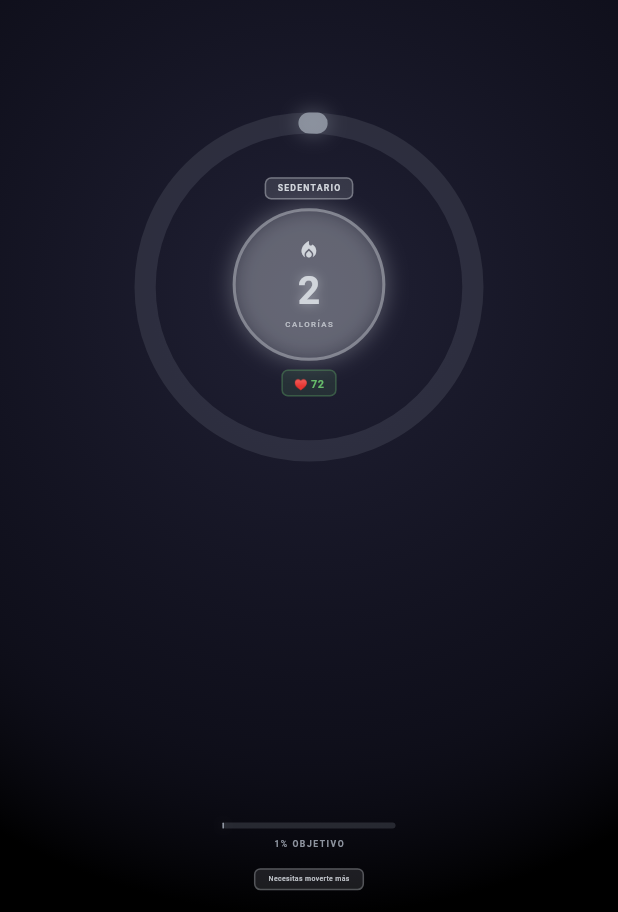
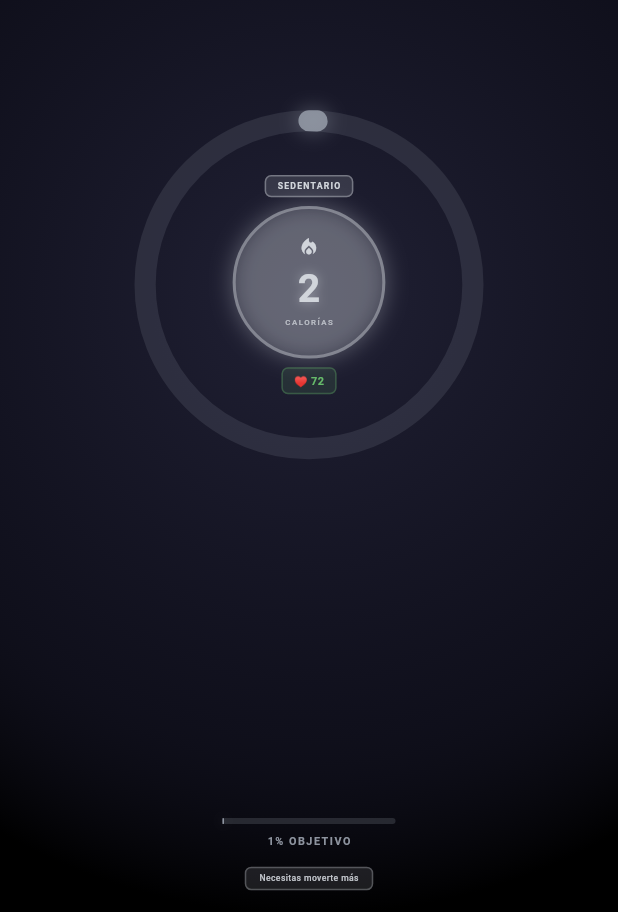
Before and after one commit to luisHidalgo-git/calorias, a Flutter app: the screen it shows after launch, on a phone screen of 412 x 824 dp. Shown: the part 321-1233 px from the top of the screen. Run offline on Flutter 3.47's test engine with Material 3 defaults, Android fonts, the phone set to English and light mode, and no system bars.

Commit message:
mejor diseño arreglar texto

```diff
--- a/lib/screens/watch_face_screen.dart
+++ b/lib/screens/watch_face_screen.dart
@@ -205,7 +205,7 @@ class _WatchFaceScreenState extends State<WatchFaceScreen>
         Text(
           '${(progress * 100).toStringAsFixed(0)}% OBJETIVO',
           style: TextStyle(
-            fontSize: watchSize * 0.02,
+            fontSize: watchSize * 0.025, // Aumentado de 0.02 a 0.025
             color: color.withOpacity(0.9),
             fontWeight: FontWeight.w600,
             letterSpacing: 1.0,
@@ -231,7 +231,7 @@ class _WatchFaceScreenState extends State<WatchFaceScreen>
       child: Text(
         description,
         style: TextStyle(
-          fontSize: watchSize * 0.016,
+          fontSize: watchSize * 0.02, // Aumentado de 0.016 a 0.02
           color: accentColor.withOpacity(0.9),
           fontWeight: FontWeight.w500,
         ),
```
